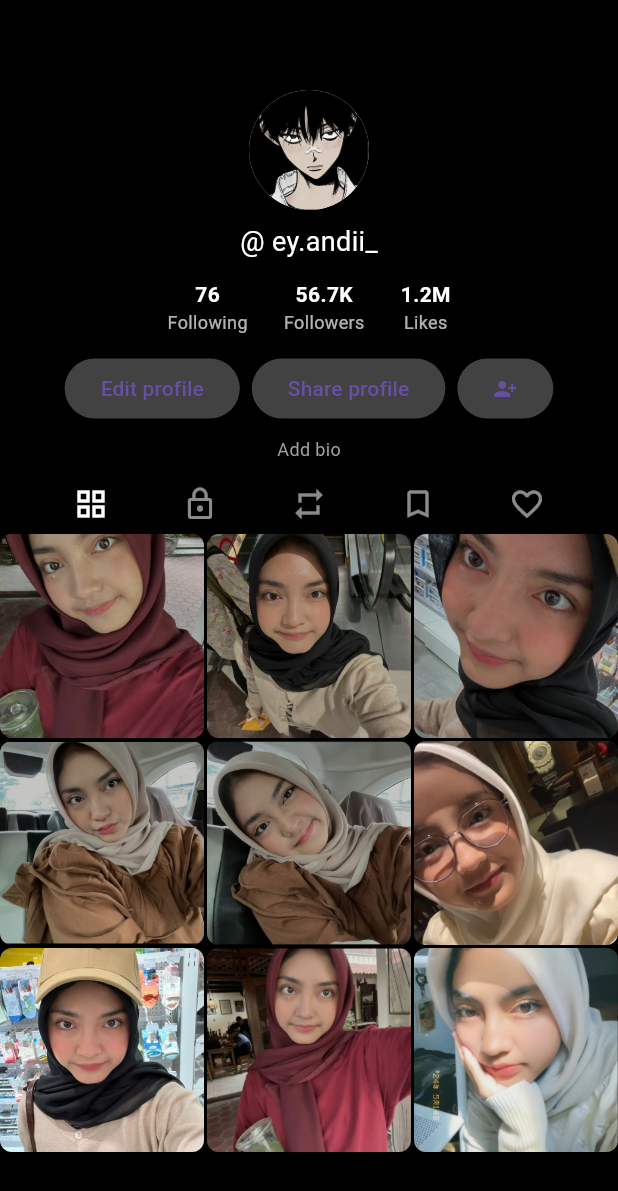
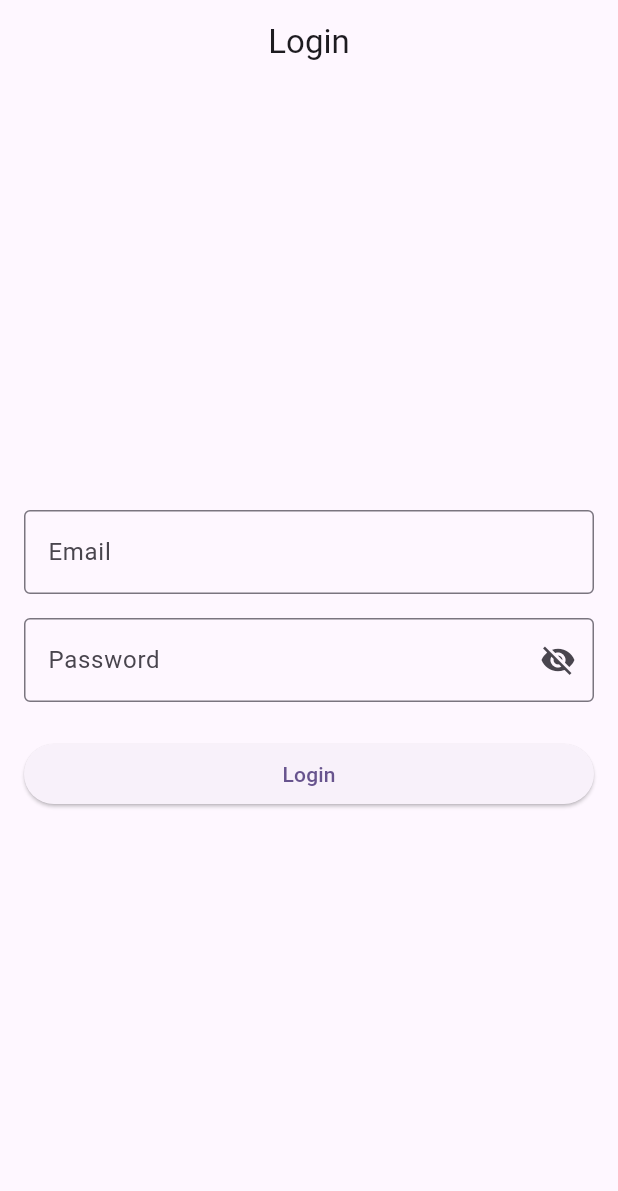
Before and after one commit to BroLouizy/tugas_profile, a Flutter app: the screen it shows after launch, on a phone screen of 412 x 824 dp. Shown: the top 1191 px of the screen. Run offline on Flutter 3.47's test engine with Material 3 defaults, Android fonts, the phone set to English and light mode, and no system bars.

Commit message:
First commit - upload ke TugasLoginProfile

```diff
--- /dev/null
+++ b/lib/login.dart
@@ -0,0 +1,92 @@
+import 'package:flutter/material.dart';
+import 'package:tugas_profile/pages/profile_page.dart';
+
+
+class LoginPage extends StatefulWidget {
+  const LoginPage({super.key});
+
+  @override
+  State<LoginPage> createState() => _LoginPageState();
+}
+
+class _LoginPageState extends State<LoginPage> {
+  final TextEditingController _emailController = TextEditingController();
+  final TextEditingController _passwordController = TextEditingController();
+
+  bool _obscurePassword = true;
+
+  void _togglePasswordVisibility() {
+    setState(() {
+      _obscurePassword = !_obscurePassword;
+    });
+  }
+
+  void _login() {
+    String email = _emailController.text.trim();
+    String password = _passwordController.text.trim();
+
+    // Ganti ini sesuai data yang kamu mau
+    const validEmail = '123';
+    const validPassword = '123';
+
+    if (email == validEmail && password == validPassword) {
+      Navigator.pushReplacement(
+        context,
+        MaterialPageRoute(builder: (context) => const ProfilePage()),
+      );
+    } else {
+      ScaffoldMessenger.of(context).showSnackBar(
+        const SnackBar(content: Text('Email atau Password salah')),
+      );
+    }
+  }
+
+  @override
+  Widget build(BuildContext context) {
+    return Scaffold(
+      appBar: AppBar(
+        title: const Text('Login'),
+        centerTitle: true,
+      ),
+      body: Padding(
+        padding: const EdgeInsets.all(16.0),
+        child: Column(
+          mainAxisAlignment: MainAxisAlignment.center,
+          children: [
+            TextField(
+              controller: _emailController,
+              decoration: const InputDecoration(
+                labelText: 'Email',
+                border: OutlineInputBorder(),
+              ),
+              keyboardType: TextInputType.emailAddress,
+            ),
+            const SizedBox(height: 16),
+            TextField(
+              controller: _passwordController,
+              obscureText: _obscurePassword,
+              decoration: InputDecoration(
+                labelText: 'Password',
+                border: const OutlineInputBorder(),
+                suffixIcon: IconButton(
+                  icon: Icon(
+                    _obscurePassword ? Icons.visibility_off : Icons.visibility,
+                  ),
+                  onPressed: _togglePasswordVisibility,
+                ),
+              ),
+            ),
+            const SizedBox(height: 24),
+            SizedBox(
+              width: double.infinity,
+              child: ElevatedButton(
+                onPressed: _login,
+                child: const Text('Login'),
+              ),
+            ),
+          ],
+        ),
+      ),
+    );
+  }
+}
--- a/lib/main.dart
+++ b/lib/main.dart
@@ -1,5 +1,6 @@
 import 'package:flutter/material.dart';
-import 'pages/profile_page.dart';
+import 'login.dart';
+
 
 void main() {
   runApp(const MyApp());
@@ -10,9 +11,14 @@ class MyApp extends StatelessWidget {
 
   @override
   Widget build(BuildContext context) {
-    return const MaterialApp(
+    return MaterialApp(
       debugShowCheckedModeBanner: false,
-      home: ProfilePage(),
+      title: 'Flutter Login Demo',
+      theme: ThemeData(
+        colorScheme: ColorScheme.fromSeed(seedColor: Colors.deepPurple),
+        useMaterial3: true,
+      ),
+      home: const LoginPage(),
     );
   }
 }
--- a/lib/pages/profile_page.dart
+++ b/lib/pages/profile_page.dart
@@ -1,12 +1,27 @@
 import 'package:flutter/material.dart';
+import 'package:tugas_profile/gantitema.dart';
 
-class ProfilePage extends StatelessWidget {
+class ProfilePage extends StatefulWidget {
   const ProfilePage({super.key});
+
+  @override
+  State<ProfilePage> createState() => _ProfilePageState();
+}
+
+class _ProfilePageState extends State<ProfilePage> {
+  Color backgroundColor = Colors.black;
+
+  void updateTema(bool isDark) {
+    setState(() {
+      backgroundColor = isDark ? Colors.black : Colors.white24
+      ;
+    });
+  }
 
   @override
   Widget build(BuildContext context) {
     return Scaffold(
-      backgroundColor: Colors.black,
+      backgroundColor: backgroundColor,
       body: Stack(
         children: [
           Positioned.fill(
@@ -79,6 +94,7 @@ class ProfilePage extends StatelessWidget {
                       "Add bio",
                       style: TextStyle(color: Colors.grey, fontSize: 12),
                     ),
+                    Gantitema(onTemaChange: updateTema)
                   ],
                 ),
                 const SizedBox(height: 16),
@@ -105,15 +121,15 @@ class ProfilePage extends StatelessWidget {
                     ),
                     itemBuilder: (context, index) {
                       final images = [
-              'images/poto 1.jpg',
-              'images/poto 2.jpg',
-              'images/poto 3.jpg',
-              'images/poto 4.jpg',
-              'images/poto 5.jpg',
-              'images/poto 6.jpg',
-              'images/poto 7.jpg',
-              'images/poto 8.jpg',
-              'images/poto 9.jpg',
+                        'images/poto1.jpg',
+                        'images/poto2.jpg',
+                        'images/poto3.jpg',
+                        'images/poto4.jpg',
+                        'images/poto5.jpg',
+                        'images/poto6.jpg',
+                        'images/poto7.jpg',
+                        'images/poto8.jpg',
+                        'images/poto9.jpg',
                       ];
                       return Container(
                         decoration: BoxDecoration(
```
Also changed, not shown: lib/gantitema.dart (added, +40 -0 lines), images/poto1.jpg (renamed from images/poto 1.jpg), images/poto2.jpg (renamed from images/poto 2.jpg), images/poto3.jpg (renamed from images/poto 3.jpg), images/poto4.jpg (renamed from images/poto 4.jpg), images/poto5.jpg (renamed from images/poto 5.jpg), images/poto6.jpg (renamed from images/poto 6.jpg), images/poto7.jpg (renamed from images/poto 7.jpg), images/poto8.jpg (renamed from images/poto 8.jpg), images/poto9.jpg (renamed from images/poto 9.jpg). Lines whose indentation alone changed are shown as unchanged.
